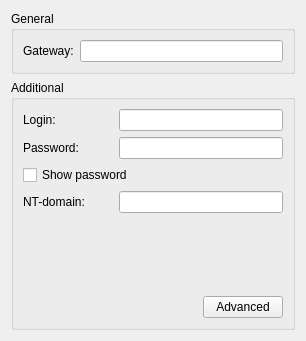
Old version of the form vpnplugins/pptp/pptpprop.ui in the repository netrunner-debian-kde-extras/networkmanagement.
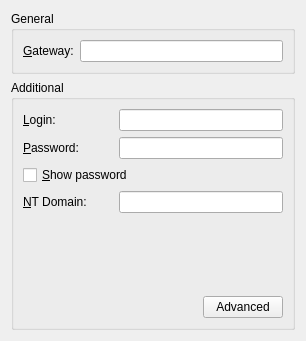
New version of the form. Custom widgets are drawn as their Qt base class.

Patch:
```diff
--- a/vpnplugins/pptp/pptpprop.ui
+++ b/vpnplugins/pptp/pptpprop.ui
@@ -31,7 +31,10 @@
         <item>
          <widget class="QLabel" name="lbl_gateway">
           <property name="text">
-           <string>Gateway:</string>
+           <string>&amp;Gateway:</string>
+          </property>
+          <property name="buddy">
+           <cstring>edt_gateway</cstring>
           </property>
          </widget>
         </item>
@@ -68,7 +71,10 @@
              </size>
             </property>
             <property name="text">
-             <string>Login:</string>
+             <string>&amp;Login:</string>
+            </property>
+            <property name="buddy">
+             <cstring>edt_login</cstring>
             </property>
            </widget>
           </item>
@@ -94,7 +100,10 @@
              </size>
             </property>
             <property name="text">
-             <string>Password:</string>
+             <string>&amp;Password:</string>
+            </property>
+            <property name="buddy">
+             <cstring>edt_password</cstring>
             </property>
            </widget>
           </item>
@@ -106,7 +115,7 @@
         <item>
          <widget class="QCheckBox" name="cb_showPassword">
           <property name="text">
-           <string>Show password</string>
+           <string>&amp;Show password</string>
           </property>
          </widget>
         </item>
@@ -127,7 +136,10 @@
              </size>
             </property>
             <property name="text">
-             <string>NT-domain:</string>
+             <string>&amp;NT Domain:</string>
+            </property>
+            <property name="buddy">
+             <cstring>edt_ntDomain</cstring>
             </property>
            </widget>
           </item>
@@ -183,6 +195,13 @@
    </item>
   </layout>
  </widget>
+ <customwidgets>
+  <customwidget>
+   <class>KLineEdit</class>
+   <extends>QLineEdit</extends>
+   <header>klineedit.h</header>
+  </customwidget>
+ </customwidgets>
  <resources/>
  <connections/>
 </ui>
```
Left out of the diff: 6 changed lines with no effect on the pictures.
